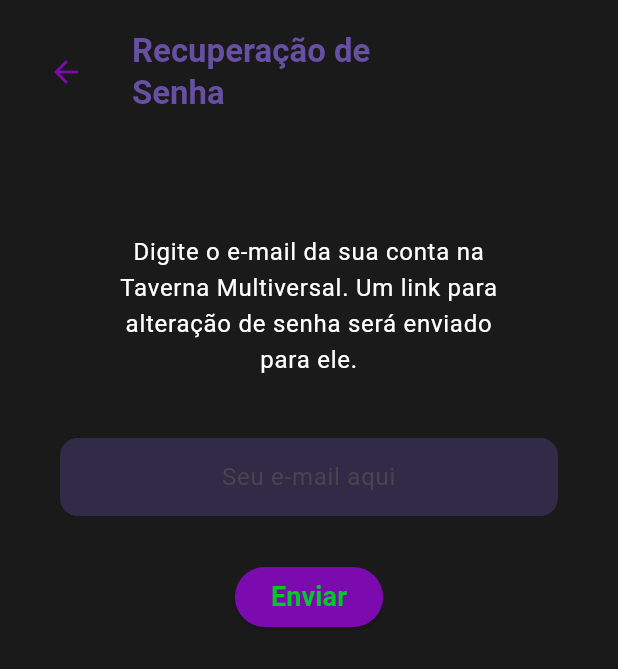
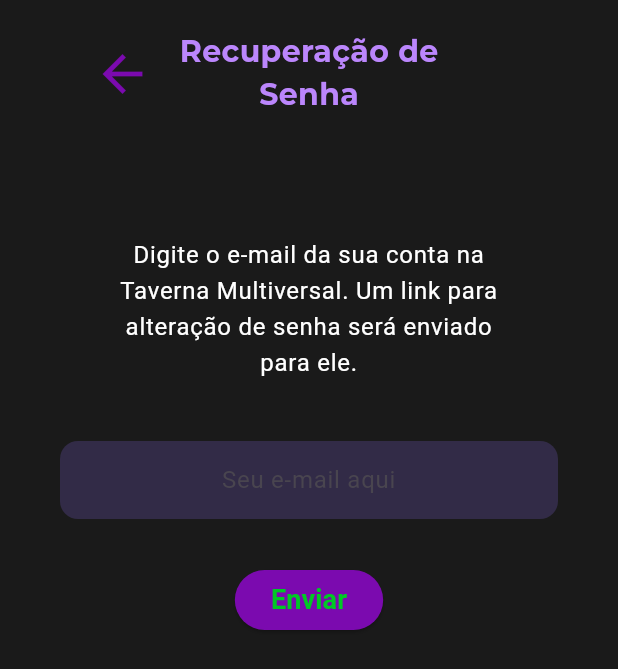
Before and after one commit to Enock21/tm, a Flutter app: the screen it shows after launch, on a phone screen of 412 x 824 dp. Shown: the top 669 px of the screen. Run offline on Flutter 3.47's test engine with Material 3 defaults, Android fonts, the phone set to English and light mode, and no system bars; our stand-ins replace google_fonts; project files that could hold a hidden picture were left out.

Commit message:
PRS: using 'gambiarra' to keep 'Recuperação de Senha' centralized.

```diff
--- a/tm_front/lib/screens/password_recovery_screen.dart
+++ b/tm_front/lib/screens/password_recovery_screen.dart
@@ -14,34 +14,41 @@ class PasswordRecoveryScreen extends StatelessWidget {
           padding: const EdgeInsets.all(20.0),
           child: Column(
             children: [
-              Row(
+              Center(
+                child: Row(
+                  mainAxisSize: MainAxisSize.min,
                   children: [
                     TMBackButton(
                       onPressed: () {
                         print('Voltar'); //TODO: delete this line
-                    }
+                      },
                     ),
-                  const SizedBox(width: 20),
+                    const SizedBox(width: 10),
                     Column(
-                    crossAxisAlignment: CrossAxisAlignment.start,
+                      crossAxisAlignment: CrossAxisAlignment.center,
                       children: [
                         Text(
                           'Recuperação de',
-                        style: Theme.of(context).textTheme.titleLarge?.copyWith(
-                              color: Theme.of(context).primaryColor,
-                              fontWeight: FontWeight.w700,
-                            ),
+                          style: AppTexts.headlineMedium,
                         ),
                         Text(
                           'Senha',
-                        style: Theme.of(context).textTheme.titleLarge?.copyWith(
-                              color: Theme.of(context).primaryColor,
-                              fontWeight: FontWeight.w700,
-                            ),
+                          style: AppTexts.headlineMedium,
                         ),
                       ],
                     ),
+                    const SizedBox(width: 10),
+                    //The following Opacity widget is used to keep the above title centralized. The icon won't appear, but its space will remain.
+                    Opacity(
+                      opacity: 0.0,
+                      child: TMBackButton(
+                        onPressed: () {
+                          print('Voltar'); //TODO: delete this line
+                        },
+                      )
+                    ),
                   ],
+                ),
               ),
               const SizedBox(height: 80),
               Padding(
--- a/tm_front/lib/widgets/theme.dart
+++ b/tm_front/lib/widgets/theme.dart
@@ -19,6 +19,12 @@ class AppTexts {
     'Berkshire Swash',
     color: AppColors.nonInteractiveMainColor,
     fontSize: 48,
+    fontWeight: FontWeight.bold,
+  );
+
+  static final TextStyle headlineMedium = GoogleFonts.montserrat(
+    color: AppColors.nonInteractiveMainColor,
+    fontSize: 20,
     fontWeight: FontWeight.bold,
   );
 
--- a/tm_front/lib/widgets/tm_buttons.dart
+++ b/tm_front/lib/widgets/tm_buttons.dart
@@ -73,7 +73,7 @@ class TMBackButton extends StatelessWidget {
     return IconButton(
       icon: const Icon(Icons.arrow_back),
       color: AppColors.interactiveMainColor,
-      iconSize: 24,
+      iconSize: 40,
       onPressed: onPressed,
     );
   }
```
Lines whose indentation alone changed are shown as unchanged.
